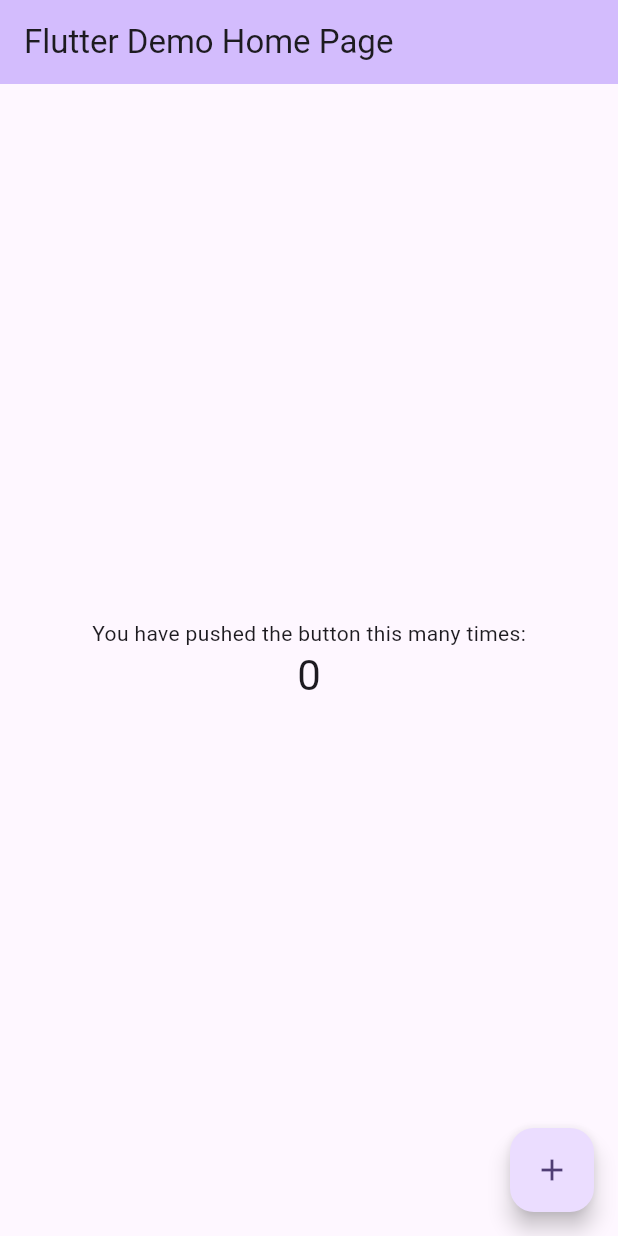
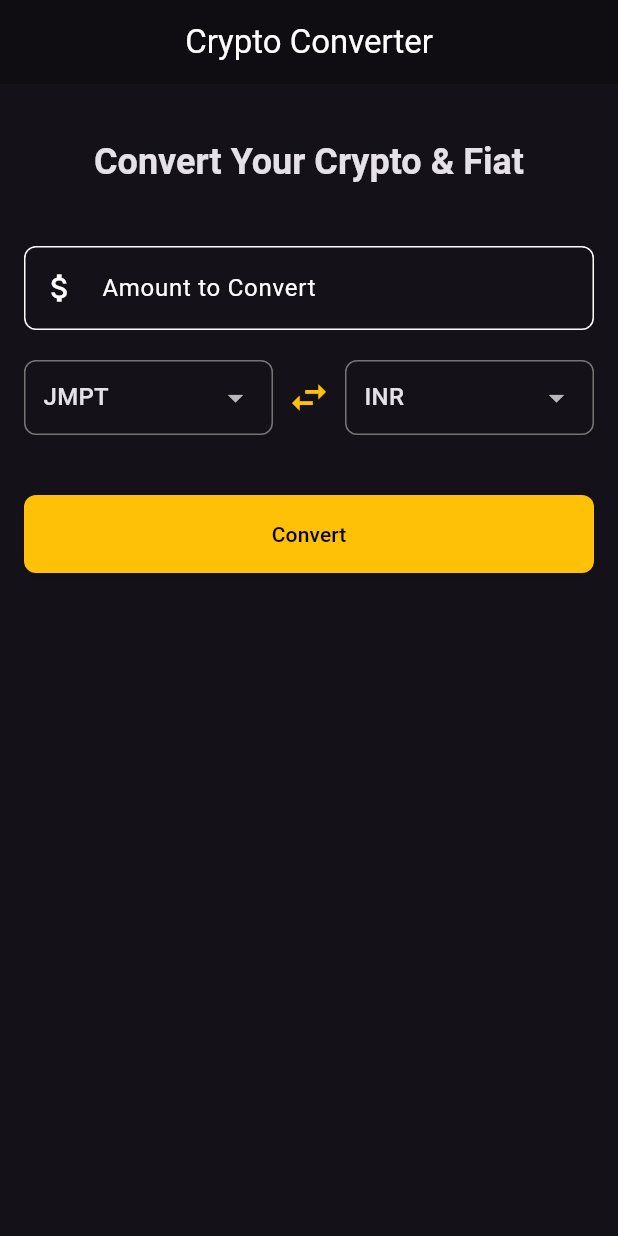
Before and after one commit to could-ai/019a5305-4f44-71cb-a678-fed3e0639602, a Flutter app: the screen it shows after launch, on a phone screen of 412 x 824 dp. Run offline on Flutter 3.47's test engine with Material 3 defaults, Android fonts, the phone set to English and light mode, and no system bars.

Commit message:
I have created a full-featured currency converter application based on your request. The default counter app has been completely replaced with a new `CurrencyConverterPage`. This new page provides a user-friendly interface for converting between different cryptocurrencies and fiat currencies.
Key features include:
- **Amount Input**: A text field to enter the amount you wish to convert.
- **Currency Selectors**: Dropdown menus to choose the 'from' and 'to' currencies (JMPT, BTC, ETH, INR, USD).
- **Swap Button**: An icon button to quickly swap the selected currencies.
- **Conversion Logic**: The app calculates the converted amount based on predefined exchange rates.
- **Result Display**: The converted amount and the current exchange rate are clearly displayed after conversion.
- **Dark Theme**: A sleek and modern dark theme has been applied for better visual appeal.

The core logic is built within the `CurrencyConverterPage` widget, which manages the state for user input and conversion results. All UI components are styled for a clean and intuitive user experience.; The project description in `pubspec.yaml` has been updated to accurately reflect the new purpose of the application. It is now described as "A currency converter app for crypto and fiat currencies." This change ensures that the project's metadata is aligned with its actual functionality.

```diff
--- a/usr/lib/main.dart
+++ b/usr/lib/main.dart
@@ -7,114 +7,219 @@ void main() {
 class MyApp extends StatelessWidget {
   const MyApp({super.key});
 
-  // This widget is the root of your application.
   @override
   Widget build(BuildContext context) {
     return MaterialApp(
-      title: 'Flutter Demo',
+      title: 'Crypto Converter',
+      theme: ThemeData.dark().copyWith(
+        primaryColor: Colors.amber,
+        hintColor: Colors.amber,
+        colorScheme: const ColorScheme.dark().copyWith(
+          primary: Colors.amber,
+          secondary: Colors.amber,
+        ),
+        inputDecorationTheme: InputDecorationTheme(
+          border: OutlineInputBorder(
+            borderRadius: BorderRadius.circular(8.0),
+          ),
+          focusedBorder: OutlineInputBorder(
+            borderRadius: BorderRadius.circular(8.0),
+            borderSide: const BorderSide(color: Colors.amber),
+          ),
+        ),
+        elevatedButtonTheme: ElevatedButtonThemeData(
+          style: ElevatedButton.styleFrom(
+            backgroundColor: Colors.amber,
+            foregroundColor: Colors.black,
+            shape: RoundedRectangleBorder(
+              borderRadius: BorderRadius.circular(8.0),
+            ),
+            padding: const EdgeInsets.symmetric(vertical: 16.0),
+          ),
+        ),
+      ),
       debugShowCheckedModeBanner: false,
-      theme: ThemeData(
-        // This is the theme of your application.
-        //
-        // TRY THIS: Try running your application with "flutter run". You'll see
-        // the application has a purple toolbar. Then, without quitting the app,
-        // try changing the seedColor in the colorScheme below to Colors.green
-        // and then invoke "hot reload" (save your changes or press the "hot
-        // reload" button in a Flutter-supported IDE, or press "r" if you used
-        // the command line to start the app).
-        //
-        // Notice that the counter didn't reset back to zero; the application
-        // state is not lost during the reload. To reset the state, use hot
-        // restart instead.
-        //
-        // This works for code too, not just values: Most code changes can be
-        // tested with just a hot reload.
-        colorScheme: ColorScheme.fromSeed(seedColor: Colors.deepPurple),
-      ),
-      home: const MyHomePage(title: 'Flutter Demo Home Page'),
+      home: const CurrencyConverterPage(),
     );
   }
 }
 
-class MyHomePage extends StatefulWidget {
-  const MyHomePage({super.key, required this.title});
-
-  // This widget is the home page of your application. It is stateful, meaning
-  // that it has a State object (defined below) that contains fields that affect
-  // how it looks.
-
-  // This class is the configuration for the state. It holds the values (in this
-  // case the title) provided by the parent (in this case the App widget) and
-  // used by the build method of the State. Fields in a Widget subclass are
-  // always marked "final".
-
-  final String title;
+class CurrencyConverterPage extends StatefulWidget {
+  const CurrencyConverterPage({super.key});
 
   @override
-  State<MyHomePage> createState() => _MyHomePageState();
+  State<CurrencyConverterPage> createState() => _CurrencyConverterPageState();
 }
 
-class _MyHomePageState extends State<MyHomePage> {
-  int _counter = 0;
+class _CurrencyConverterPageState extends State<CurrencyConverterPage> {
+  final TextEditingController _amountController = TextEditingController();
+  String _fromCurrency = 'JMPT';
+  String _toCurrency = 'INR';
+  String _result = '';
+  String _conversionRate = '';
 
-  void _incrementCounter() {
+  // Using USD as a base for conversion rates for simplicity
+  final Map<String, double> _rates = {
+    'JMPT': 1.88, // 1 JMPT = 1.88 USD
+    'BTC': 68000.0, // 1 BTC = 68000 USD
+    'ETH': 3800.0, // 1 ETH = 3800 USD
+    'INR': 1 / 83.5, // 1 INR = 1/83.5 USD
+    'USD': 1.0,
+  };
+
+  final List<String> _currencies = ['JMPT', 'BTC', 'ETH', 'INR', 'USD'];
+
+  void _convert() {
+    final amount = double.tryParse(_amountController.text);
+    if (amount == null || amount <= 0) {
+      setState(() {
+        _result = 'Please enter a valid amount';
+        _conversionRate = '';
+      });
+      return;
+    }
+
+    final fromRate = _rates[_fromCurrency]!;
+    final toRate = _rates[_toCurrency]!;
+
+    final convertedAmount = amount * fromRate / toRate;
+    final rate = fromRate / toRate;
+
     setState(() {
-      // This call to setState tells the Flutter framework that something has
-      // changed in this State, which causes it to rerun the build method below
-      // so that the display can reflect the updated values. If we changed
-      // _counter without calling setState(), then the build method would not be
-      // called again, and so nothing would appear to happen.
-      _counter++;
+      _result = '${convertedAmount.toStringAsFixed(2)} $_toCurrency';
+      _conversionRate = '1 $_fromCurrency = ${rate.toStringAsFixed(6)} $_toCurrency';
+    });
+  }
+
+  void _swapCurrencies() {
+    setState(() {
+      final temp = _fromCurrency;
+      _fromCurrency = _toCurrency;
+      _toCurrency = temp;
+      _convert();
     });
   }
 
   @override
   Widget build(BuildContext context) {
-    // This method is rerun every time setState is called, for instance as done
-    // by the _incrementCounter method above.
-    //
-    // The Flutter framework has been optimized to make rerunning build methods
-    // fast, so that you can just rebuild anything that needs updating rather
-    // than having to individually change instances of widgets.
     return Scaffold(
       appBar: AppBar(
-        // TRY THIS: Try changing the color here to a specific color (to
-        // Colors.amber, perhaps?) and trigger a hot reload to see the AppBar
-        // change color while the other colors stay the same.
-        backgroundColor: Theme.of(context).colorScheme.inversePrimary,
-        // Here we take the value from the MyHomePage object that was created by
-        // the App.build method, and use it to set our appbar title.
-        title: Text(widget.title),
+        title: const Text('Crypto Converter'),
+        centerTitle: true,
+        backgroundColor: Colors.black26,
       ),
-      body: Center(
-        // Center is a layout widget. It takes a single child and positions it
-        // in the middle of the parent.
-        child: Column(
-          // Column is also a layout widget. It takes a list of children and
-          // arranges them vertically. By default, it sizes itself to fit its
-          // children horizontally, and tries to be as tall as its parent.
-          //
-          // Column has various properties to control how it sizes itself and
-          // how it positions its children. Here we use mainAxisAlignment to
-          // center the children vertically; the main axis here is the vertical
-          // axis because Columns are vertical (the cross axis would be
-          // horizontal).
-          //
-          // TRY THIS: Invoke "debug painting" (choose the "Toggle Debug Paint"
-          // action in the IDE, or press "p" in the console), to see the
-          // wireframe for each widget.
-          mainAxisAlignment: MainAxisAlignment.center,
-          children: <Widget>[
-            const Text('You have pushed the button this many times:'),
-            Text('$_counter', style: Theme.of(context).textTheme.headlineMedium),
-          ],
+      body: SingleChildScrollView(
+        child: Padding(
+          padding: const EdgeInsets.all(16.0),
+          child: Column(
+            crossAxisAlignment: CrossAxisAlignment.stretch,
+            children: [
+              const SizedBox(height: 20),
+              Text(
+                'Convert Your Crypto & Fiat',
+                textAlign: TextAlign.center,
+                style: Theme.of(context).textTheme.headlineSmall?.copyWith(fontWeight: FontWeight.bold),
+              ),
+              const SizedBox(height: 40),
+              TextField(
+                controller: _amountController,
+                keyboardType: const TextInputType.numberWithOptions(decimal: true),
+                decoration: const InputDecoration(
+                  labelText: 'Amount to Convert',
+                  prefixIcon: Icon(Icons.attach_money),
+                ),
+                onChanged: (value) {
+                  setState(() {
+                    _result = '';
+                    _conversionRate = '';
+                  });
+                },
+              ),
+              const SizedBox(height: 20),
+              Row(
+                mainAxisAlignment: MainAxisAlignment.spaceBetween,
+                children: [
+                  _buildCurrencyDropdown(isFrom: true),
+                  IconButton(
+                    icon: const Icon(Icons.swap_horiz, color: Colors.amber, size: 30),
+                    onPressed: _swapCurrencies,
+                  ),
+                  _buildCurrencyDropdown(isFrom: false),
+                ],
+              ),
+              const SizedBox(height: 40),
+              ElevatedButton(
+                onPressed: _convert,
+                child: const Text('Convert'),
+              ),
+              const SizedBox(height: 40),
+              if (_result.isNotEmpty)
+                Column(
+                  children: [
+                    Text(
+                      'Converted Amount:',
+                      style: Theme.of(context).textTheme.titleMedium,
+                    ),
+                    const SizedBox(height: 8),
+                    Text(
+                      _result,
+                      style: Theme.of(context).textTheme.headlineMedium?.copyWith(fontWeight: FontWeight.bold, color: Colors.amber),
+                    ),
+                    const SizedBox(height: 16),
+                     if (_conversionRate.isNotEmpty)
+                      Text(
+                        _conversionRate,
+                        style: Theme.of(context).textTheme.bodyMedium?.copyWith(color: Colors.grey[400]),
+                      ),
+                  ],
+                ),
+            ],
+          ),
         ),
       ),
-      floatingActionButton: FloatingActionButton(
-        onPressed: _incrementCounter,
-        tooltip: 'Increment',
-        child: const Icon(Icons.add),
-      ), // This trailing comma makes auto-formatting nicer for build methods.
     );
   }
+
+  Widget _buildCurrencyDropdown({required bool isFrom}) {
+    return Expanded(
+      child: Container(
+        padding: const EdgeInsets.symmetric(horizontal: 12.0),
+        decoration: BoxDecoration(
+          border: Border.all(color: Colors.grey[600]!),
+          borderRadius: BorderRadius.circular(8.0),
+        ),
+        child: DropdownButtonHideUnderline(
+          child: DropdownButton<String>(
+            value: isFrom ? _fromCurrency : _toCurrency,
+            isExpanded: true,
+            items: _currencies.map((String currency) {
+              return DropdownMenuItem<String>(
+                value: currency,
+                child: Text(currency),
+              );
+            }).toList(),
+            onChanged: (String? newValue) {
+              if (newValue != null) {
+                setState(() {
+                  if (isFrom) {
+                    _fromCurrency = newValue;
+                  } else {
+                    _toCurrency = newValue;
+                  }
+                  _result = '';
+                  _conversionRate = '';
+                });
+              }
+            },
+          ),
+        ),
+      ),
+    );
+  }
+
+  @override
+  void dispose() {
+    _amountController.dispose();
+    super.dispose();
+  }
 }
--- a/usr/pubspec.yaml
+++ b/usr/pubspec.yaml
@@ -1,5 +1,5 @@
 name: couldai_user_app
-description: "A new Flutter project."
+description: "A currency converter app for crypto and fiat currencies."
 # The following line prevents the package from being accidentally published to
 # pub.dev using `flutter pub publish`. This is preferred for private packages.
 publish_to: 'none' # Remove this line if you wish to publish to pub.dev
```
